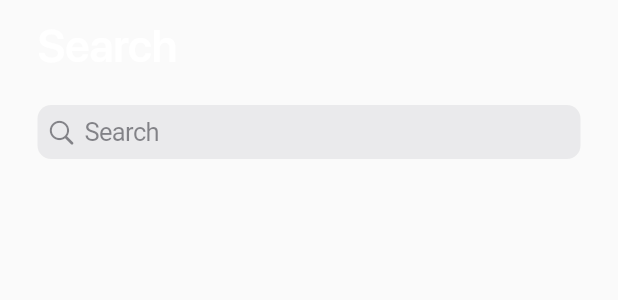
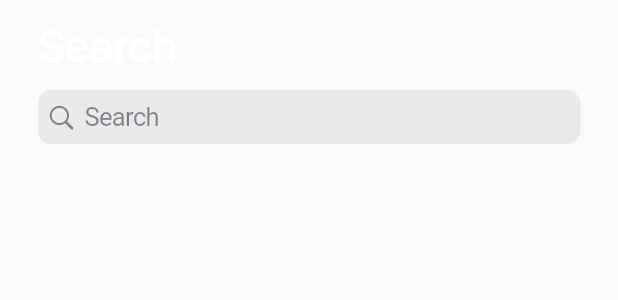
Before and after one commit to MehnArkar/uplay, a Flutter app: the DownloadPage widget shown alone on an empty page, opened directly, on a phone screen of 412 x 824 dp. Shown: the top 300 px of the screen. Run offline on Flutter 3.47's test engine with Material 2 defaults, Android fonts, the phone set to English and light mode, and no system bars; our stand-ins replace cached_network_image, flutter_svg, get, iconsax, just_audio; missing offline and left inert: youtube_api, youtube_explode_dart.

Commit message:
search on progress

```diff
--- a/lib/controllers/search_page_controller.dart
+++ b/lib/controllers/search_page_controller.dart
@@ -1,7 +1,47 @@
 import 'package:flutter/cupertino.dart';
 import 'package:get/get.dart';
+import 'package:just_audio/just_audio.dart';
+import 'package:youtube_api/youtube_api.dart';
 
-class SearchPageController extends GetxController{
-  bool isSearchBarExpend = false;
+import '../utils/constants/app_constant.dart';
+
+class SearchPageController extends GetxController with GetSingleTickerProviderStateMixin{
+  //Search
   TextEditingController txtSearch = TextEditingController();
+  GlobalKey cancelBtnKey = GlobalKey();
+  double cancelBtnWidth = 0.0;
+  FocusNode nodeTxtSearch = FocusNode();
+  late AnimationController animation;
+
+  YoutubeAPI ytApi = YoutubeAPI(AppConstants.youTubeApiKey);
+  List<YouTubeVideo> videoResult = [];
+  bool isSearching = false;
+
+
+
+
+  @override
+  void onInit() {
+    super.onInit();
+    animation = AnimationController(vsync: this,duration: const Duration(milliseconds: 200));
+
+    nodeTxtSearch.addListener(() {
+      if(nodeTxtSearch.hasFocus){
+        animation.forward();
+      }else{
+        animation.reverse();
+      }
+    });
+  }
+  search(String query) async{
+    isSearching = true;
+    update();
+
+    videoResult = await ytApi.search(query,type: 'video',videoDuration: 'short',);
+
+    isSearching=false;
+    update();
+  }
+
+
 }
--- a/lib/views/home/home_page.dart
+++ b/lib/views/home/home_page.dart
@@ -44,14 +44,14 @@ class HomePage extends StatelessWidget {
                         final youtube = YoutubeExplode();
                         final manifest = await youtube.videos.streamsClient
                             .getManifest(controller.videoResult[index].id);
-                        final audioStreamInfo = manifest.audioOnly
+                        final audioStreamInfo = manifest.muxed
                             .withHighestBitrate();
                         final audioUrl = audioStreamInfo.url;
 
                         print(audioUrl);
 
                         await controller.player.setUrl(audioUrl.toString());
-                        await controller.player.setAsset(audioUrl.toString());
+                        // await controller.player.setAsset(audioUrl.toString());
                         controller.player.play();
                       }else{
                         controller.player.stop();
--- a/lib/views/home/search_page.dart
+++ b/lib/views/home/search_page.dart
@@ -1,15 +1,25 @@
 import 'package:flutter/material.dart';
 import 'package:get/get.dart';
 import 'package:uplayer/controllers/search_page_controller.dart';
+import 'package:uplayer/utils/constants/app_color.dart';
 import 'package:uplayer/utils/constants/app_constant.dart';
 import 'package:flutter/cupertino.dart';
+import 'package:youtube_api/youtube_api.dart';
+import 'package:cached_network_image/cached_network_image.dart';
 
 class DownloadPage extends StatelessWidget {
   const DownloadPage({Key? key}) : super(key: key);
 
+
   @override
   Widget build(BuildContext context) {
     Get.put(SearchPageController());
+    WidgetsBinding.instance.addPostFrameCallback((timeStamp) {
+      SearchPageController controller = Get.find();
+      RenderBox renderBox = controller.cancelBtnKey.currentContext!.findRenderObject() as RenderBox;
+      controller.cancelBtnWidth = renderBox.size.width;
+      controller.update();
+    });
     return SafeArea(
       child: CustomScrollView(
         slivers: [
@@ -25,6 +35,18 @@ class DownloadPage extends StatelessWidget {
                 child:searchBarWidget()),
             pinned: true,
 
+          ),
+          GetBuilder<SearchPageController>(
+              builder:(controller)=>
+                  controller.isSearching?
+                      const SliverFillRemaining(
+                        child: Center(child: CupertinoActivityIndicator(color: AppColors.primaryColor,),),
+                      ):
+                      SliverList(
+                          delegate: SliverChildBuilderDelegate(
+                              (context, index) => eachResultList(controller.videoResult[index]),
+                              childCount:controller.videoResult.length)
+                      )
           )
         ],
       ),
@@ -33,28 +55,77 @@ class DownloadPage extends StatelessWidget {
 
   Widget searchBarWidget(){
     return GetBuilder<SearchPageController>(
-        builder:(controller)=> GestureDetector(
-          onTap: (){
-            controller.isSearchBarExpend=!controller.isSearchBarExpend;
-            controller.update();
+        builder:(controller)=> AnimatedBuilder(
+            animation: controller.animation,
+            builder: (context,child){
+              return Stack(
+                alignment: Alignment.centerRight,
+                children: [
+                  Row(
+                    children: [
+                      Expanded(
+                        child: CupertinoSearchTextField(
+                          focusNode: controller.nodeTxtSearch,
+                          style:const TextStyle(color: Colors.white),
+                          onSubmitted: (searchText) async{
+                              await controller.search(searchText);
+                          },
+                        ),
+                      ),
+                      SizedBox(
+                      width: controller.cancelBtnWidth*controller.animation.value,
+                      )
+                    ],
+                  ),
+                  Positioned(
+                    right:-(controller.cancelBtnWidth- (controller.cancelBtnWidth*controller.animation.value)),
+                    child: Opacity(
+                      opacity: controller.animation.value,
+                      child: CupertinoButton(
+                        key: controller.cancelBtnKey,
+                        padding:const EdgeInsets.only(left: 15),
+                        onPressed: (){
+                            FocusManager.instance.primaryFocus!.unfocus();
+                          },
+                        child:const Text('Cancel',style: TextStyle(color: AppColors.primaryColor),),
+                      ),
+                    ),
+                  )
+                ],
+              );
+            })
+    );
+  }
 
-          },
-          child: Container(
-            width: double.maxFinite,
-            alignment: Alignment.centerLeft,
-            child: AnimatedContainer(
-              duration: const Duration(milliseconds: 2000),
-              width: controller.isSearchBarExpend?Get.width*0.5:double.maxFinite,
-              child: CupertinoSearchTextField(
-                controller: controller.txtSearch,
-                onTap: (){
-                  controller.isSearchBarExpend=!controller.isSearchBarExpend;
-                  controller.update();
-                },
-              ),
+  Widget eachResultList(YouTubeVideo video){
+    return Container(
+      padding:const EdgeInsets.symmetric(horizontal: 25),
+      child: Row(
+        children: [
+          Container(
+            width: Get.width*0.15,
+            height: Get.width*0.15,
+            margin:const EdgeInsets.only(bottom: 15),
+            decoration: BoxDecoration(
+              borderRadius: BorderRadius.circular(15),
+              image: DecorationImage(image: CachedNetworkImageProvider(video.thumbnail.high.url??''),fit: BoxFit.cover)
             ),
           ),
-        )
+          const SizedBox(width: 15,),
+          Expanded(
+              child: SizedBox(
+                height: Get.width*0.1,
+                child: Column(
+                  mainAxisAlignment: MainAxisAlignment.spaceBetween,
+                  crossAxisAlignment: CrossAxisAlignment.start,
+                  children: [
+                    Text(video.title,style: AppConstants.textStyleMedium,maxLines: 1,overflow: TextOverflow.ellipsis,),
+                    Text(video.duration??'',style: AppConstants.textStyleSmall,)
+
+          ],),
+              ))
+        ],
+      ),
     );
   }
 
--- a/pubspec.yaml
+++ b/pubspec.yaml
@@ -43,6 +43,7 @@ dependencies:
   youtube_explode_dart: ^1.12.4
   just_audio: ^0.9.33
   iconsax: ^0.0.8
+  shimmer: ^3.0.0
 
 dev_dependencies:
   flutter_test:
```
Also changed, not shown: pubspec.lock, 1 other file.
